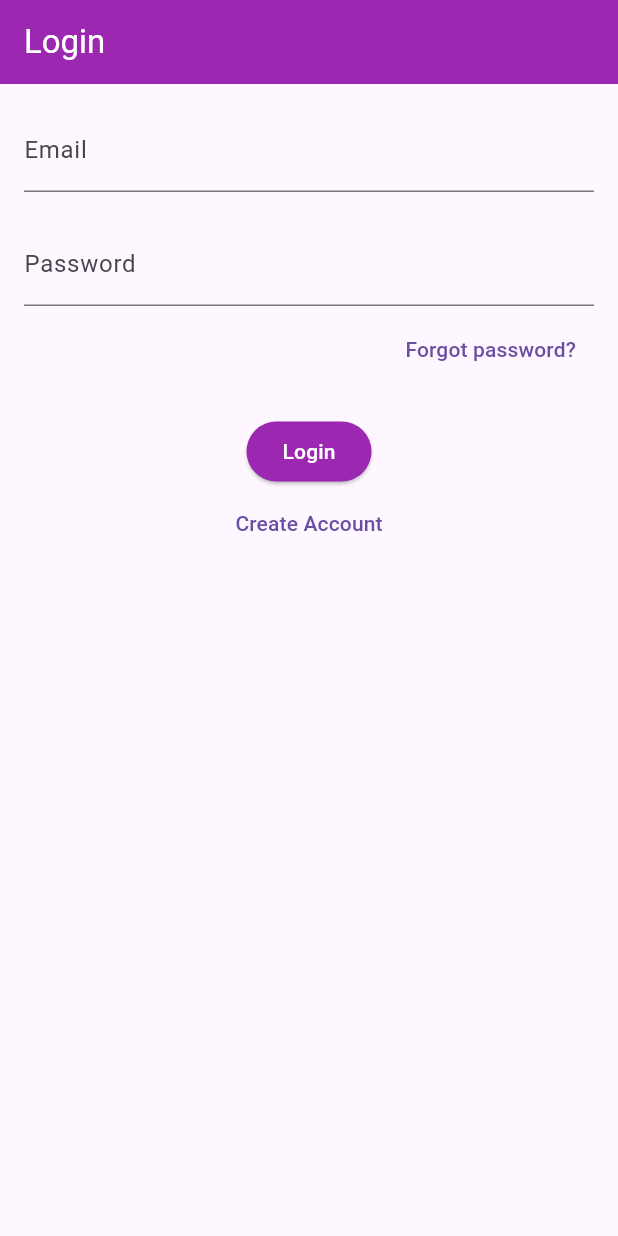
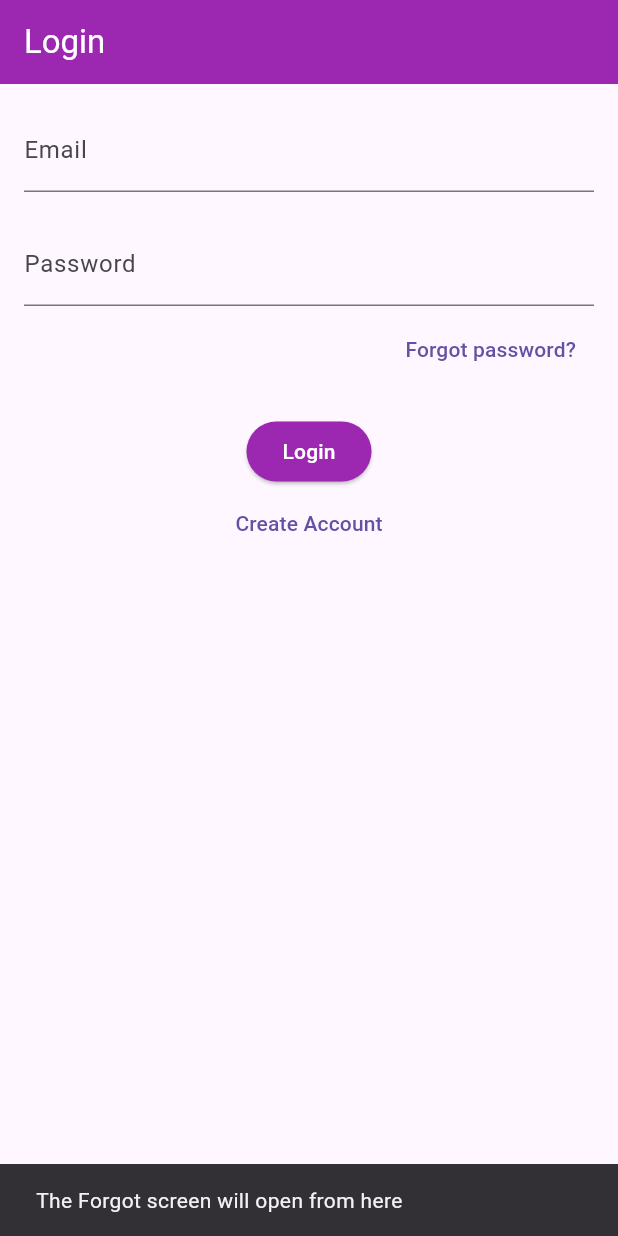
Before and after one commit to KetanSatani-TheOneTech/dhruvil_interview_assignment, a Flutter app: the screen it shows after launch, after a tap on "Forgot password?", on a phone screen of 412 x 824 dp. Run offline on Flutter 3.47's test engine with Material 3 defaults, Android fonts, the phone set to English and light mode, and no system bars; accounts and stored records are empty.

Commit message:
- Minor modification are added.

```diff
--- a/lib/screens/authentication/auth_screen.dart
+++ b/lib/screens/authentication/auth_screen.dart
@@ -82,7 +82,12 @@ class _AuthScreenState extends State<AuthScreen> {
                   mainAxisAlignment: MainAxisAlignment.end,
                   children: [
                     TextButton(
-                      onPressed: () {},
+                      onPressed: () {
+                        ScaffoldMessenger.of(context).showSnackBar(SnackBar(
+                          content: Text("The Forgot screen will open from here"),
+                          duration: Duration(seconds: 3),
+                        ));
+                      },
                       child: Text(_isLogin ? "Forgot password?" : ""),
                     ),
                   ],
```
